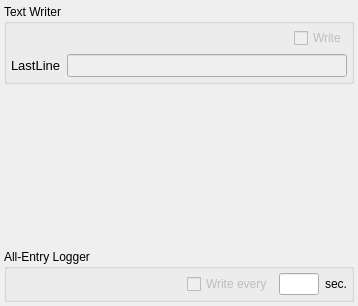
northriv/KAME, file kame/forms/scalarentrytool.ui: the form before one commit.
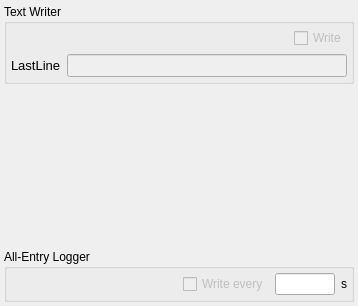
The form after the commit. Custom widgets are drawn as their Qt base class.

Diff of the .ui file:
```diff
--- a/kame/forms/scalarentrytool.ui
+++ b/kame/forms/scalarentrytool.ui
@@ -212,7 +212,7 @@
           </property>
           <property name="maximumSize">
            <size>
-            <width>40</width>
+            <width>60</width>
             <height>32767</height>
            </size>
           </property>
@@ -227,7 +227,7 @@
            </sizepolicy>
           </property>
           <property name="text">
-           <string>sec.</string>
+           <string>s</string>
           </property>
           <property name="alignment">
            <set>Qt::AlignCenter</set>
```
